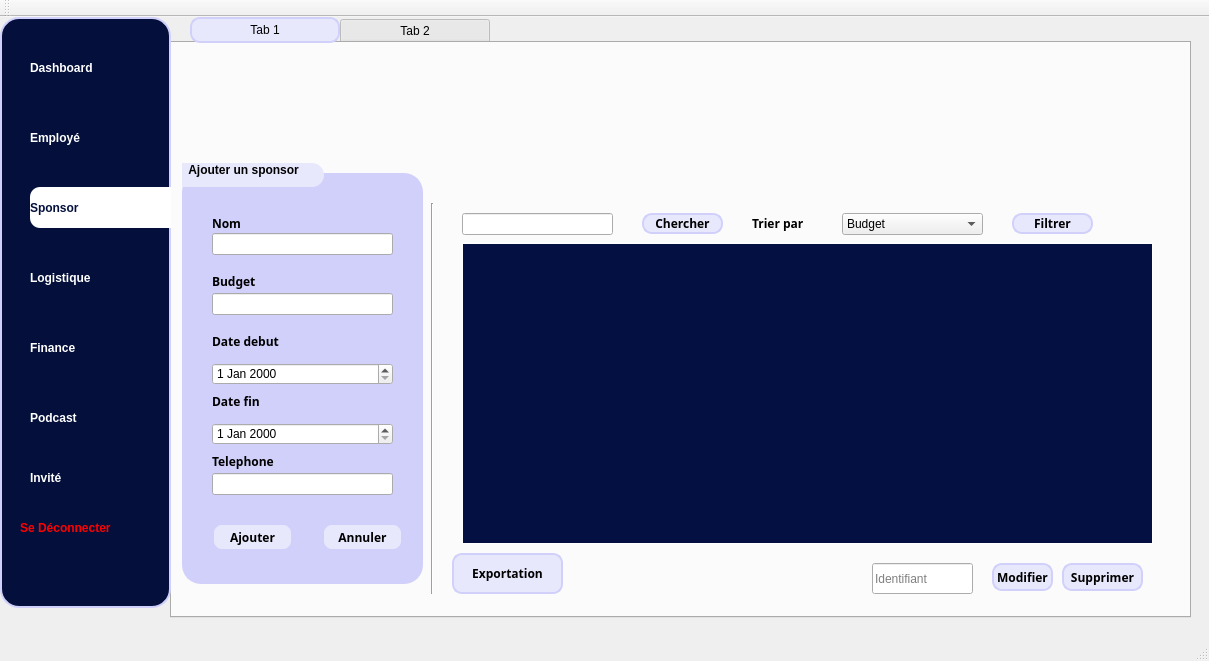
This is mainwindow.ui in esprit2A4Projet/2a4-smart-tv-channel as Qt 5 draws it before an edit. The edited form follows.
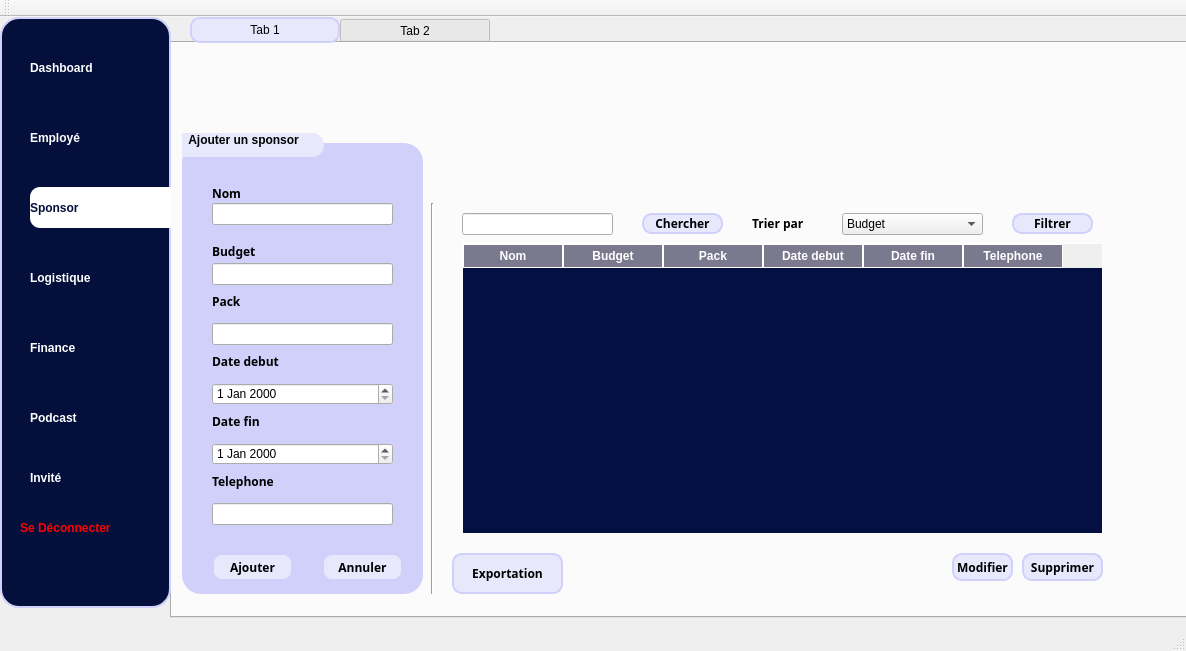
This is the edited form. Icons and pictures are not drawn.

```diff
--- a/mainwindow.ui
+++ b/mainwindow.ui
@@ -6,13 +6,16 @@
    <rect>
     <x>0</x>
     <y>0</y>
-    <width>1209</width>
-    <height>661</height>
+    <width>1186</width>
+    <height>651</height>
    </rect>
   </property>
   <property name="windowTitle">
    <string>Gestion des Clients</string>
   </property>
+  <property name="styleSheet">
+   <string notr="true"/>
+  </property>
   <widget class="QWidget" name="centralWidget">
    <widget class="QTabWidget" name="tabWidget">
     <property name="geometry">
@@ -74,8 +77,8 @@
      <widget class="QPushButton" name="pushButton_6">
       <property name="geometry">
        <rect>
-        <x>820</x>
-        <y>520</y>
+        <x>780</x>
+        <y>510</y>
         <width>61</width>
         <height>28</height>
        </rect>
@@ -162,8 +165,8 @@
      <widget class="QPushButton" name="pushButton_7">
       <property name="geometry">
        <rect>
-        <x>890</x>
-        <y>520</y>
+        <x>850</x>
+        <y>510</y>
         <width>81</width>
         <height>28</height>
        </rect>
@@ -327,9 +330,9 @@
       <property name="geometry">
        <rect>
         <x>10</x>
-        <y>120</y>
+        <y>90</y>
         <width>241</width>
-        <height>421</height>
+        <height>461</height>
        </rect>
       </property>
       <property name="font">
@@ -432,7 +435,7 @@
        <property name="geometry">
         <rect>
          <x>30</x>
-         <y>170</y>
+         <y>220</y>
          <width>81</width>
          <height>16</height>
         </rect>
@@ -477,7 +480,7 @@
        <property name="geometry">
         <rect>
          <x>30</x>
-         <y>360</y>
+         <y>420</y>
          <width>81</width>
          <height>28</height>
         </rect>
@@ -514,7 +517,7 @@
        <property name="geometry">
         <rect>
          <x>140</x>
-         <y>360</y>
+         <y>420</y>
          <width>81</width>
          <height>28</height>
         </rect>
@@ -551,7 +554,7 @@
        <property name="geometry">
         <rect>
          <x>30</x>
-         <y>230</y>
+         <y>280</y>
          <width>81</width>
          <height>16</height>
         </rect>
@@ -576,7 +579,7 @@
        <property name="geometry">
         <rect>
          <x>30</x>
-         <y>290</y>
+         <y>340</y>
          <width>81</width>
          <height>16</height>
         </rect>
@@ -601,7 +604,7 @@
        <property name="geometry">
         <rect>
          <x>30</x>
-         <y>310</y>
+         <y>370</y>
          <width>181</width>
          <height>22</height>
         </rect>
@@ -611,7 +614,7 @@
        <property name="geometry">
         <rect>
          <x>30</x>
-         <y>200</y>
+         <y>250</y>
          <width>181</width>
          <height>22</height>
         </rect>
@@ -621,7 +624,42 @@
        <property name="geometry">
         <rect>
          <x>30</x>
-         <y>260</y>
+         <y>310</y>
+         <width>181</width>
+         <height>22</height>
+        </rect>
+       </property>
+      </widget>
+      <widget class="QLabel" name="label_15">
+       <property name="geometry">
+        <rect>
+         <x>30</x>
+         <y>160</y>
+         <width>56</width>
+         <height>16</height>
+        </rect>
+       </property>
+       <property name="font">
+        <font>
+         <family>Space Grotesk</family>
+         <weight>75</weight>
+         <bold>true</bold>
+        </font>
+       </property>
+       <property name="styleSheet">
+        <string notr="true">QLabel {
+    font-family: &quot;Space Grotesk&quot;;
+}</string>
+       </property>
+       <property name="text">
+        <string>Pack</string>
+       </property>
+      </widget>
+      <widget class="QLineEdit" name="lineEdit_pack">
+       <property name="geometry">
+        <rect>
+         <x>30</x>
+         <y>190</y>
          <width>181</width>
          <height>22</height>
         </rect>
@@ -659,18 +697,18 @@
 </string>
       </property>
      </widget>
-     <widget class="QTableView" name="tableView">
+     <widget class="QTableWidget" name="tableWidget">
       <property name="geometry">
        <rect>
         <x>290</x>
         <y>200</y>
-        <width>691</width>
-        <height>301</height>
+        <width>641</width>
+        <height>291</height>
        </rect>
       </property>
       <property name="styleSheet">
        <string notr="true">/* Apply styles to the entire QTableWidget */
-QTableView {
+QTableWidget {
     background-color: #041041; /* Set background color for the entire table */
     color: white; /* Set text color */
     font-family: &quot;Space Grotesk&quot;; /* Set font family */
@@ -687,7 +725,7 @@
 }
 
 /* Apply styles to the items (cells) in the QTableWidget */
-QTableView::item {
+QTableWidget::item {
     padding: 2px; /* Adjust padding as needed */
 }
 
@@ -708,19 +746,36 @@
     font-weight: bold; /* Make the font bold */
 }</string>
       </property>
-     </widget>
-     <widget class="QLineEdit" name="lineEdit_id">
-      <property name="geometry">
-       <rect>
-        <x>700</x>
-        <y>520</y>
-        <width>101</width>
-        <height>31</height>
-       </rect>
-      </property>
-      <property name="placeholderText">
-       <string>Identifiant</string>
-      </property>
+      <column>
+       <property name="text">
+        <string>Nom</string>
+       </property>
+      </column>
+      <column>
+       <property name="text">
+        <string>Budget</string>
+       </property>
+      </column>
+      <column>
+       <property name="text">
+        <string>Pack</string>
+       </property>
+      </column>
+      <column>
+       <property name="text">
+        <string>Date debut</string>
+       </property>
+      </column>
+      <column>
+       <property name="text">
+        <string>Date fin</string>
+       </property>
+      </column>
+      <column>
+       <property name="text">
+        <string>Telephone</string>
+       </property>
+      </column>
      </widget>
     </widget>
     <widget class="QWidget" name="tab_2">
```
Left out of the diff: 6 changed lines with no effect on the pictures.
